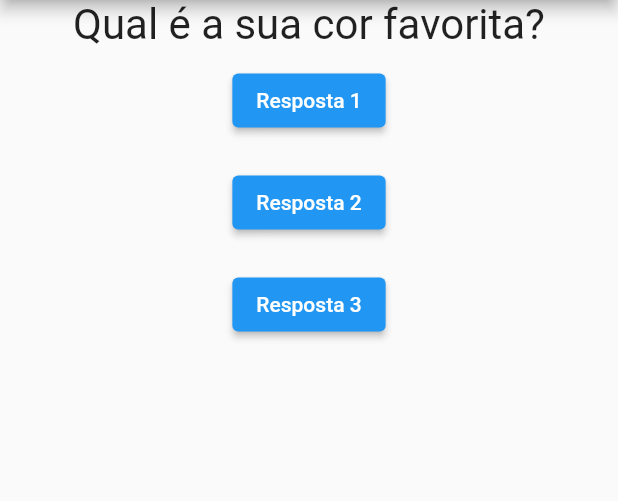
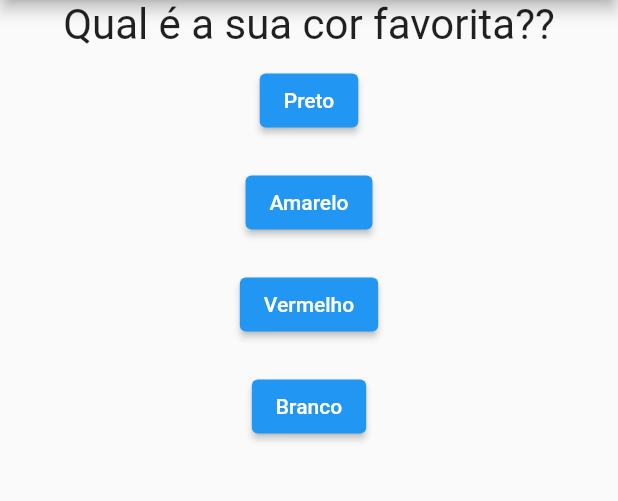
Before and after one commit to icarodavi/curso-flutter-quiz, a Flutter app: the screen it shows after launch, on a phone screen of 412 x 824 dp, the part 84-585 px from its top. Run offline on Flutter 3.47's test engine with Material 2 defaults, Android fonts, the phone set to English and light mode, and no system bars.

```diff
--- a/lib/main.dart
+++ b/lib/main.dart
@@ -1,47 +1,82 @@
 import 'package:flutter/material.dart';
 import './questao.dart';
 import './resposta.dart';
+import './resultado.dart';
 
 void main() => runApp(const PerguntaApp());
 
 class _PerguntaAppState extends State<PerguntaApp> {
   var _perguntaSelecionada = 0;
+  final List<Map<String, Object>> _perguntas = [
+    {
+      'texto': 'Qual é a sua cor favorita??',
+      'respostas': ['Preto', 'Amarelo', 'Vermelho', 'Branco'],
+    },
+    {
+      'texto': 'Qual é o seu animal favorito?',
+      'respostas': ['Cachorro', 'Gato', 'Elefante', 'Boi'],
+    },
+    {
+      'texto': 'Qual seu dia preferido da semana?',
+      'respostas': [
+        'Seguda',
+        'Terça',
+        'Quarta',
+        'Quinta',
+        'Sexta',
+        'Sábado',
+        'Domingo'
+      ],
+    },
+    {
+      'texto': 'Qual sua comida preferida?',
+      'respostas': ['Doce', 'Salgado', 'Amargo'],
+    }
+  ];
+
   void _responder() {
     setState(() {
       _perguntaSelecionada++;
-      if (_perguntaSelecionada >= 4) {
-        _perguntaSelecionada = 0;
-      }
+      // if (_perguntaSelecionada >= 4) {
+      //   _perguntaSelecionada = 0;
+      // }
     });
+  }
+
+  void _voltar() {
+    setState(() {
+      _perguntaSelecionada = 0;
+    });
+  }
+
+  bool temPerguntaSelecionada() {
+    return _perguntaSelecionada < _perguntas.length;
   }
 
   @override
   Widget build(BuildContext context) {
-    final List<String> perguntas = [
-      'Qual é a sua cor favorita?',
-      'Qual é o seu animal favorito?',
-      'Qual seu dia preferido da semana?',
-      'Qual sua comida preferida?'
-    ];
+    List<String> respostas = temPerguntaSelecionada()
+        ? _perguntas[_perguntaSelecionada]['respostas']
+        : [];
 
     return MaterialApp(
       home: Scaffold(
         appBar: AppBar(title: const Text('Perguntas')),
-        body: Column(
-          children: [
-            Questao(perguntas[_perguntaSelecionada]),
-            Resposta('Resposta 1', _responder),
-            Resposta('Resposta 2', _responder),
-            Resposta('Resposta 3', _responder),
-          ],
-        ),
+        body: temPerguntaSelecionada()
+            ? Column(
+                children: [
+                  Questao(_perguntas[_perguntaSelecionada]['texto'].toString()),
+                  ...respostas.map((e) => Resposta(e, _responder)),
+                ],
+              )
+            : Resultado('Fim', _voltar),
       ),
     );
   }
 }
 
 class PerguntaApp extends StatefulWidget {
-  const PerguntaApp({Key? key}) : super(key: key);
+  const PerguntaApp();
 
   @override
   _PerguntaAppState createState() => _PerguntaAppState();
--- a/lib/questao.dart
+++ b/lib/questao.dart
@@ -3,7 +3,7 @@ import 'package:flutter/material.dart';
 class Questao extends StatelessWidget {
   final String texto;
 
-  const Questao(this.texto, {Key? key}) : super(key: key);
+  const Questao(this.texto);
 
   @override
   Widget build(BuildContext context) {
--- a/lib/resposta.dart
+++ b/lib/resposta.dart
@@ -2,17 +2,17 @@ import 'package:flutter/material.dart';
 
 class Resposta extends StatelessWidget {
   final String texto;
-  final funcao;
-  const Resposta(this.texto, this.funcao, {Key? key}) : super(key: key);
+  final void Function() funcao;
+  const Resposta(this.texto, this.funcao);
 
   @override
   Widget build(BuildContext context) {
     return Container(
-        // width: double.infinity - 50%,
-        margin: const EdgeInsets.all(10),
-        child: ElevatedButton(
-          onPressed: funcao,
-          child: Text(texto),
-        ));
+      margin: const EdgeInsets.all(10),
+      child: ElevatedButton(
+        onPressed: funcao,
+        child: Text(texto),
+      ),
+    );
   }
 }
--- a/pubspec.yaml
+++ b/pubspec.yaml
@@ -18,7 +18,7 @@ publish_to: 'none' # Remove this line if you wish to publish to pub.dev
 version: 1.0.0+1
 
 environment:
-  sdk: ">=2.16.2 <3.0.0"
+  sdk: ">=2.3.0 <3.0.0"
 
 # Dependencies specify other packages that your package needs in order to work.
 # To automatically upgrade your package dependencies to the latest versions
@@ -33,7 +33,7 @@ dependencies:
 
   # The following adds the Cupertino Icons font to your application.
   # Use with the CupertinoIcons class for iOS style icons.
-  cupertino_icons: ^1.0.2
+  cupertino_icons: ^1.0.4
 
 dev_dependencies:
   flutter_test:
@@ -44,7 +44,7 @@ dev_dependencies:
   # activated in the `analysis_options.yaml` file located at the root of your
   # package. See that file for information about deactivating specific lint
   # rules and activating additional ones.
-  flutter_lints: ^1.0.0
+  flutter_lints: ^1.0.4
 
 # For information on the generic Dart part of this file, see the
 # following page: https://dart.dev/tools/pub/pubspec
```
Also changed, not shown: lib/resultado.dart (added, +31 -0 lines), pubspec.lock.
